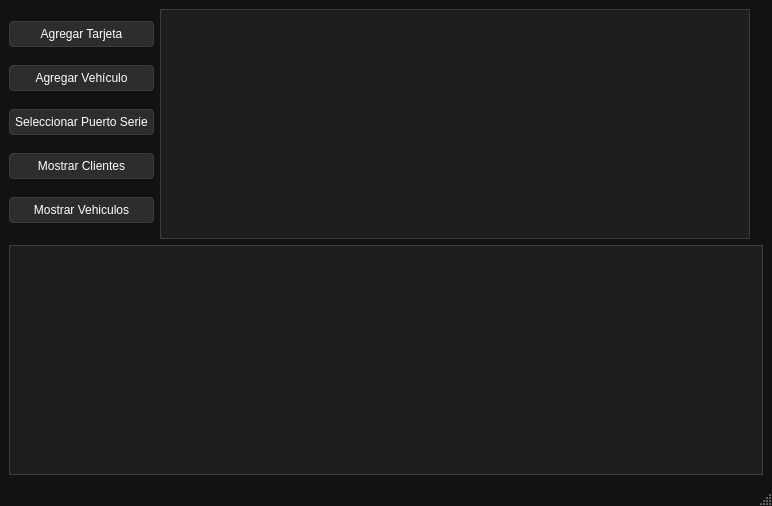
Above: mainwindow.ui from ffpp2003/SAPEIClient before the change. Below: the same form after it.
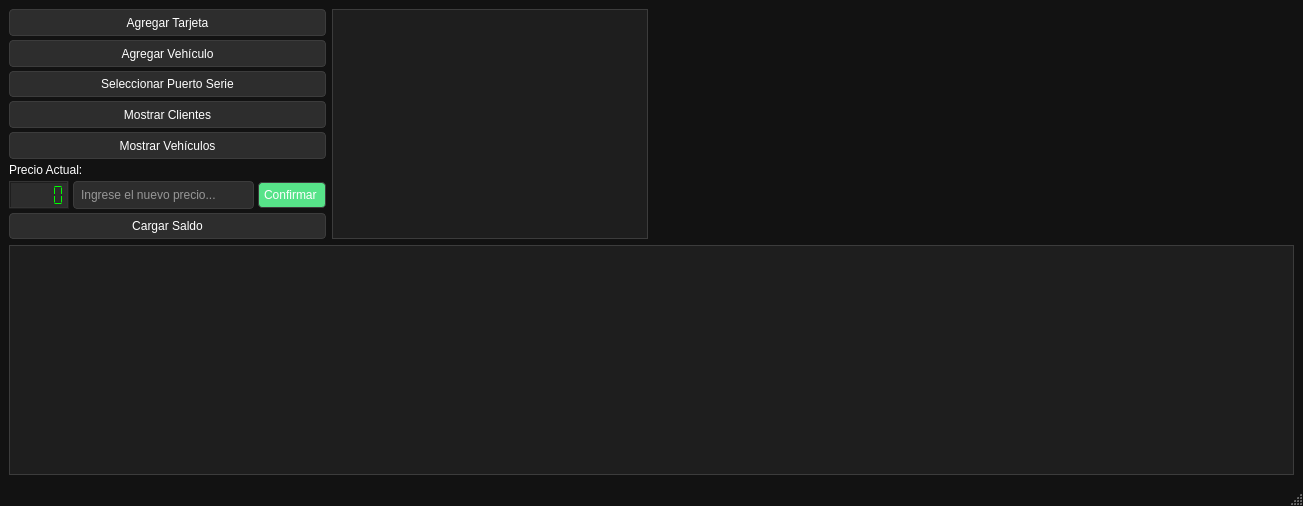
That is the form after the change.

```diff
--- a/mainwindow.ui
+++ b/mainwindow.ui
@@ -6,7 +6,7 @@
    <rect>
     <x>0</x>
     <y>0</y>
-    <width>772</width>
+    <width>1303</width>
     <height>506</height>
    </rect>
   </property>
@@ -39,6 +39,13 @@
         background-color: #1e1e1e;
         border: 1px solid #3c3c3c;
     }
+    QLineEdit {
+        background-color: #2d2d2d;
+        color: #ffffff;
+        border: 1px solid #3c3c3c;
+        padding: 5px;
+        border-radius: 4px;
+    }
    </string>
   </property>
   <widget class="QWidget" name="centralwidget">
@@ -47,8 +54,17 @@
      <layout class="QHBoxLayout" name="horizontalLayout">
       <item>
        <layout class="QVBoxLayout" name="buttonLayout">
+        <property name="spacing">
+         <number>4</number>
+        </property>
         <item>
          <widget class="QPushButton" name="addCardButton">
+          <property name="sizePolicy">
+           <sizepolicy hsizetype="Minimum" vsizetype="Expanding">
+            <horstretch>0</horstretch>
+            <verstretch>0</verstretch>
+           </sizepolicy>
+          </property>
           <property name="text">
            <string>Agregar Tarjeta</string>
           </property>
@@ -56,6 +72,12 @@
         </item>
         <item>
          <widget class="QPushButton" name="addVehicleButton">
+          <property name="sizePolicy">
+           <sizepolicy hsizetype="Minimum" vsizetype="Expanding">
+            <horstretch>0</horstretch>
+            <verstretch>0</verstretch>
+           </sizepolicy>
+          </property>
           <property name="text">
            <string>Agregar Vehículo</string>
           </property>
@@ -63,6 +85,12 @@
         </item>
         <item>
          <widget class="QPushButton" name="selectSerialPortButton">
+          <property name="sizePolicy">
+           <sizepolicy hsizetype="Minimum" vsizetype="Expanding">
+            <horstretch>0</horstretch>
+            <verstretch>0</verstretch>
+           </sizepolicy>
+          </property>
           <property name="text">
            <string>Seleccionar Puerto Serie</string>
           </property>
@@ -70,6 +98,12 @@
         </item>
         <item>
          <widget class="QPushButton" name="clientListButton">
+          <property name="sizePolicy">
+           <sizepolicy hsizetype="Minimum" vsizetype="Expanding">
+            <horstretch>0</horstretch>
+            <verstretch>0</verstretch>
+           </sizepolicy>
+          </property>
           <property name="text">
            <string>Mostrar Clientes</string>
           </property>
@@ -77,8 +111,101 @@
         </item>
         <item>
          <widget class="QPushButton" name="vehicleListButton">
+          <property name="sizePolicy">
+           <sizepolicy hsizetype="Minimum" vsizetype="Expanding">
+            <horstretch>0</horstretch>
+            <verstretch>0</verstretch>
+           </sizepolicy>
+          </property>
           <property name="text">
-           <string>Mostrar Vehiculos</string>
+           <string>Mostrar Vehículos</string>
+          </property>
+         </widget>
+        </item>
+        <item>
+         <widget class="QLabel" name="priceLabel">
+          <property name="minimumSize">
+           <size>
+            <width>0</width>
+            <height>0</height>
+           </size>
+          </property>
+          <property name="maximumSize">
+           <size>
+            <width>100</width>
+            <height>15</height>
+           </size>
+          </property>
+          <property name="styleSheet">
+           <string>color: #ffffff;</string>
+          </property>
+          <property name="text">
+           <string>Precio Actual:</string>
+          </property>
+         </widget>
+        </item>
+        <item>
+         <layout class="QHBoxLayout" name="priceLayout">
+          <item>
+           <widget class="QLCDNumber" name="priceDisplay">
+            <property name="maximumSize">
+             <size>
+              <width>60</width>
+              <height>16777215</height>
+             </size>
+            </property>
+            <property name="styleSheet">
+             <string>color: #00ff00; background-color: #2d2d2d;</string>
+            </property>
+            <property name="digitCount">
+             <number>5</number>
+            </property>
+            <property name="segmentStyle">
+             <enum>QLCDNumber::Flat</enum>
+            </property>
+           </widget>
+          </item>
+          <item>
+           <widget class="QLineEdit" name="priceInput">
+            <property name="minimumSize">
+             <size>
+              <width>180</width>
+              <height>0</height>
+             </size>
+            </property>
+            <property name="placeholderText">
+             <string>Ingrese el nuevo precio...</string>
+            </property>
+           </widget>
+          </item>
+          <item>
+           <widget class="QPushButton" name="confirmPriceButton">
+            <property name="maximumSize">
+             <size>
+              <width>80</width>
+              <height>16777215</height>
+             </size>
+            </property>
+            <property name="styleSheet">
+             <string notr="true">background-color: rgb(87, 227, 137);</string>
+            </property>
+            <property name="text">
+             <string>Confirmar </string>
+            </property>
+           </widget>
+          </item>
+         </layout>
+        </item>
+        <item>
+         <widget class="QPushButton" name="chargeBalanceButton">
+          <property name="sizePolicy">
+           <sizepolicy hsizetype="Minimum" vsizetype="Minimum">
+            <horstretch>0</horstretch>
+            <verstretch>0</verstretch>
+           </sizepolicy>
+          </property>
+          <property name="text">
+           <string>Cargar Saldo</string>
           </property>
          </widget>
         </item>
@@ -88,7 +215,7 @@
        <widget class="QGraphicsView" name="connectionStatusView">
         <property name="minimumSize">
          <size>
-          <width>200</width>
+          <width>300</width>
           <height>150</height>
          </size>
         </property>
@@ -99,6 +226,12 @@
       </item>
       <item>
        <widget class="QLabel" name="utnLogo">
+        <property name="minimumSize">
+         <size>
+          <width>640</width>
+          <height>0</height>
+         </size>
+        </property>
         <property name="toolTip">
          <string>Logo Animado</string>
         </property>
```
Left out of the diff: 2 changed lines with no effect on the pictures.
